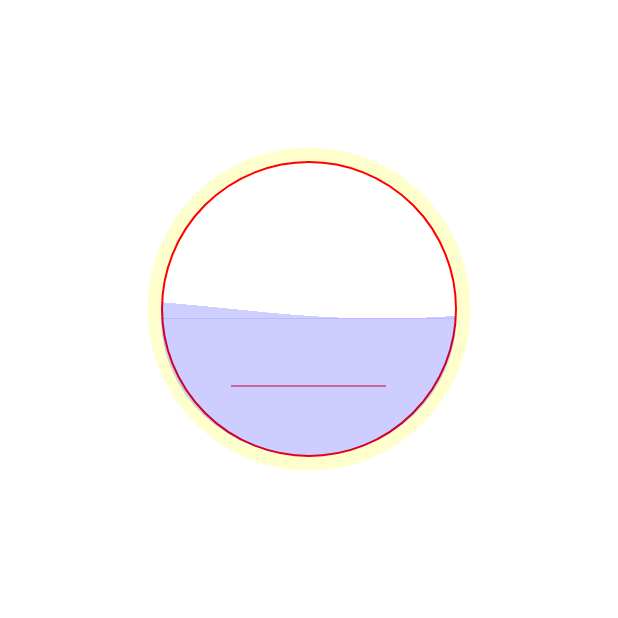
After one commit to doudou000000/NewFunctions, an Android app: the TestCustomCircleWaveActivity screen opened directly, with no data from a screen before it, on a phone screen of 412 x 824 dp, the top half of it. The commit adds this screen. Run offline under Robolectric (Android 15) with nearby library versions, the phone set to English and light mode, and no system bars; 1 statement that could not run was skipped.

Commit message:
第三个版本

```diff
--- a/app/src/main/AndroidManifest.xml
+++ b/app/src/main/AndroidManifest.xml
@@ -82,6 +82,8 @@
         </activity>
         <activity android:name=".test_pull2refresh.TestPull2RefreshActivity">
         </activity>
+        <activity android:name=".custom_view.TestCustomCircleWaveActivity">
+        </activity>
     </application>
 
 </manifest>
--- /dev/null
+++ b/app/src/main/java/cpf/com/testlauncher/custom_view/CustomWaveView.java
@@ -0,0 +1,335 @@
+package cpf.com.testlauncher.custom_view;
+
+import android.content.Context;
+import android.graphics.Canvas;
+import android.graphics.Color;
+import android.graphics.Paint;
+import android.graphics.Path;
+import android.graphics.RectF;
+import android.os.Handler;
+import android.os.Parcel;
+import android.os.Parcelable;
+import android.support.annotation.Nullable;
+import android.util.AttributeSet;
+import android.view.View;
+
+/**
+ * Created by Administrator on 2017/3/16.
+ */
+
+public class CustomWaveView extends View{
+    private Context mContext;
+
+    private int mScreenWidth;
+    private int mScreenHeight;
+
+    private Paint mRingPaint;
+    private Paint mCirclePaint;
+    private Paint mWavePaint;
+    private Paint linePaint;
+    private Paint flowPaint;
+    private Paint leftPaint;
+
+    private int mRingSTROKEWidth = 15;
+    private int mCircleSTROKEWidth = 2;
+    private int mLineSTROKEWidth = 1;
+
+    private int mCircleColor = Color.RED;
+    private int mRingColor = Color.YELLOW;
+    private int mWaveColor = Color.BLUE;
+
+    private Handler mHandler;
+    private long c = 0L;
+    private boolean mStarted = false;
+    private final float f = 0.033F;
+    private int mAlpha = 50;// 透明度
+    private float mAmplitude = 10.0F; // 振幅
+    private float mWateLevel = 0.5F;// 水高(0~1)
+    private Path mPath;
+
+    private String flowNum = 1024 + "M";
+    private String flowLeft = "还剩余";
+
+    /**
+     * @param context
+     */
+    public CustomWaveView(Context context) {
+        super(context);
+        // TODO Auto-generated constructor stub
+        mContext = context;
+        init(mContext);
+    }
+
+    /**
+     * @param context
+     * @param attrs
+     */
+    public CustomWaveView(Context context, AttributeSet attrs) {
+        super(context, attrs);
+        // TODO Auto-generated constructor stub
+        mContext = context;
+        init(mContext);
+    }
+
+    /**
+     * @param context
+     * @param attrs
+     * @param defStyleAttr
+     */
+    public CustomWaveView(Context context, AttributeSet attrs, int defStyleAttr) {
+        super(context, attrs, defStyleAttr);
+        // TODO Auto-generated constructor stub
+        mContext = context;
+        init(mContext);
+    }
+
+    private void init(Context context) {
+        mRingPaint = new Paint();
+        mRingPaint.setColor(mRingColor);
+        mRingPaint.setAlpha(50);
+        mRingPaint.setStyle(Paint.Style.STROKE);
+        mRingPaint.setAntiAlias(true);
+        mRingPaint.setStrokeWidth(mRingSTROKEWidth);
+
+        mCirclePaint = new Paint();
+        mCirclePaint.setColor(mCircleColor);
+        mCirclePaint.setStyle(Paint.Style.STROKE);
+        mCirclePaint.setAntiAlias(true);
+        mCirclePaint.setStrokeWidth(mCircleSTROKEWidth);
+
+        linePaint = new Paint();
+        linePaint.setColor(mCircleColor);
+        linePaint.setStyle(Paint.Style.STROKE);
+        linePaint.setAntiAlias(true);
+        linePaint.setStrokeWidth(mLineSTROKEWidth);
+
+//        flowPaint = new Paint();
+//        flowPaint.setColor(mCircleColor);
+//        flowPaint.setStyle(Paint.Style.FILL);
+//        flowPaint.setAntiAlias(true);
+//        flowPaint.setTextSize(36);
+//
+//        leftPaint = new Paint();
+//        leftPaint.setColor(mCircleColor);
+//        leftPaint.setStyle(Paint.Style.FILL);
+//        leftPaint.setAntiAlias(true);
+//        leftPaint.setTextSize(18);
+
+        mWavePaint = new Paint();
+        mWavePaint.setStrokeWidth(1.0F);
+        mWavePaint.setColor(mWaveColor);
+        mWavePaint.setAlpha(mAlpha);
+        mPath = new Path();
+
+        mHandler = new Handler() {
+            @Override
+            public void handleMessage(android.os.Message msg) {
+                if (msg.what == 0) {
+                    invalidate();
+                    if (mStarted) {
+                        // 不断发消息给自己，使自己不断被重绘
+                        mHandler.sendEmptyMessageDelayed(0, 60L);
+                    }
+                }
+            }
+        };
+    }
+
+    @Override
+    protected void onMeasure(int widthMeasureSpec, int heightMeasureSpec) {
+        int width = measure(widthMeasureSpec, true);
+        int height = measure(heightMeasureSpec, false);
+        if (width < height) {
+            setMeasuredDimension(width, width);
+        } else {
+            setMeasuredDimension(height, height);
+        }
+
+    }
+
+    /**
+     * @category 测量
+     * @param measureSpec
+     * @param isWidth
+     * @return
+     */
+    private int measure(int measureSpec, boolean isWidth) {
+        int result;
+        int mode = MeasureSpec.getMode(measureSpec);
+        int size = MeasureSpec.getSize(measureSpec);
+        int padding = isWidth ? getPaddingLeft() + getPaddingRight()
+                : getPaddingTop() + getPaddingBottom();
+        if (mode == MeasureSpec.EXACTLY) {
+            result = size;
+        } else {
+            result = isWidth ? getSuggestedMinimumWidth()
+                    : getSuggestedMinimumHeight();
+            result += padding;
+            if (mode == MeasureSpec.AT_MOST) {
+                if (isWidth) {
+                    result = Math.max(result, size);
+                } else {
+                    result = Math.min(result, size);
+                }
+            }
+        }
+        return result;
+    }
+
+    @Override
+    protected void onSizeChanged(int w, int h, int oldw, int oldh) {
+        // TODO Auto-generated method stub
+        super.onSizeChanged(w, h, oldw, oldh);
+        mScreenWidth = w;
+        mScreenHeight = h;
+    }
+
+    @Override
+    protected void onDraw(Canvas canvas) {
+        // TODO Auto-generated method stub
+        super.onDraw(canvas);
+        // 得到控件的宽高
+        int width = getWidth();
+        int height = getHeight();
+//        setBackgroundColor(mContext.getResources().getColor(
+//                R.color.holo_purple2));
+
+        canvas.drawCircle(mScreenWidth / 2, mScreenHeight / 2,
+                mScreenWidth / 4, mRingPaint);
+
+        canvas.drawCircle(mScreenWidth / 2, mScreenHeight / 2, mScreenWidth / 4
+                - mRingSTROKEWidth / 2, mCirclePaint);
+        canvas.drawLine(mScreenWidth * 3 / 8, mScreenHeight * 5 / 8,
+                mScreenWidth * 5 / 8, mScreenHeight * 5 / 8, linePaint);
+//        float num = flowPaint.measureText(flowNum);
+//        canvas.drawText(flowNum, mScreenWidth * 4 / 8 - num / 2,
+//                mScreenHeight * 4 / 8, flowPaint);
+//        float left = leftPaint.measureText(flowLeft);
+//        canvas.drawText(flowLeft, mScreenWidth * 4 / 8 - left / 2,
+//                mScreenHeight * 3 / 8, leftPaint);
+
+        // 如果未开始（未调用startWave方法）,绘制一个扇形
+        if ((!mStarted) || (mScreenWidth == 0) || (mScreenHeight == 0)) {
+            RectF oval = new RectF(mScreenWidth / 4,
+                    mScreenHeight / 4, mScreenWidth * 3
+                    / 4, mScreenHeight * 3 / 4);// 设置个新的长方形，扫描测量
+            canvas.drawArc(oval, 0, 180, true, mWavePaint);
+            return;
+        }
+        // 绘制,即水面静止时的高度
+        RectF oval = new RectF(mScreenWidth / 4 + mRingSTROKEWidth / 2,
+                mScreenHeight / 4 + mRingSTROKEWidth / 2 + mAmplitude * 2,
+                mScreenWidth * 3 / 4 - mRingSTROKEWidth / 2, mScreenHeight * 3
+                / 4 - mRingSTROKEWidth / 2);// 设置个新的长方形，扫描测量
+        canvas.drawArc(oval, 0, 180, true, mWavePaint);
+
+        if (this.c >= 8388607L) {
+            this.c = 0L;
+        }
+        // 每次onDraw时c都会自增
+        c = (1L + c);
+        float f1 = mScreenHeight * (1.0F - mWateLevel);
+        int top = (int) (f1 + mAmplitude);
+        mPath.reset();
+        int startX = mScreenWidth / 2 - mScreenWidth / 4 + mRingSTROKEWidth / 2;
+        // 波浪效果
+        while (startX < mScreenWidth / 2 + mScreenWidth / 4 - mRingSTROKEWidth
+                / 2) {
+            int startY = (int) (f1 - mAmplitude
+                    * Math.sin(Math.PI
+                    * (2.0F * (startX + this.c * width * this.f))
+                    / width));
+            canvas.drawLine(startX, startY, startX, top, mWavePaint);
+            startX++;
+        }
+        canvas.restore();
+    }
+
+//    @Override
+//    public Parcelable onSaveInstanceState() {
+//        // Force our ancestor class to save its state
+//        Parcelable superState = super.onSaveInstanceState();
+//        SavedState ss = new SavedState(superState);
+//        ss.progress = (int) c;
+//        return ss;
+//    }
+//
+//    @Override
+//    public void onRestoreInstanceState(Parcelable state) {
+//        SavedState ss = (SavedState) state;
+//        super.onRestoreInstanceState(ss.getSuperState());
+//        c = ss.progress;
+//    }
+//
+//    @Override
+//    protected void onAttachedToWindow() {
+//        super.onAttachedToWindow();
+//        // 关闭硬件加速，防止异常unsupported operation exception
+//        this.setLayerType(View.LAYER_TYPE_SOFTWARE, null);
+//    }
+//
+//    @Override
+//    protected void onDetachedFromWindow() {
+//        super.onDetachedFromWindow();
+//    }
+
+    /**
+     * @category 开始波动
+     */
+    public void startWave() {
+        if (!mStarted) {
+            this.c = 0L;
+            mStarted = true;
+            this.mHandler.sendEmptyMessage(0);
+        }
+    }
+//
+//    /**
+//     * @category 停止波动
+//     */
+//    public void stopWave() {
+//        if (mStarted) {
+//            this.c = 0L;
+//            mStarted = false;
+//            this.mHandler.removeMessages(0);
+//        }
+//    }
+
+//    /**
+//     * @category 保存状态
+//     */
+//    static class SavedState extends BaseSavedState {
+//        int progress;
+//
+//        /**
+//         * Constructor called from {@link ProgressBar#onSaveInstanceState()}
+//         */
+//        SavedState(Parcelable superState) {
+//            super(superState);
+//        }
+//
+//        /**
+//         * Constructor called from {@link #CREATOR}
+//         */
+//        private SavedState(Parcel in) {
+//            super(in);
+//            progress = in.readInt();
+//        }
+//
+//        @Override
+//        public void writeToParcel(Parcel out, int flags) {
+//            super.writeToParcel(out, flags);
+//            out.writeInt(progress);
+//        }
+
+//        public static final Parcelable.Creator<savedstate> CREATOR = new Parcelable.Creator<savedstate>() {
+//            public SavedState createFromParcel(Parcel in) {
+//                return new SavedState(in);
+//            }
+//
+//            public SavedState[] newArray(int size) {
+//                return new SavedState[size];
+//            }
+//        };
+//    }
+}
--- /dev/null
+++ b/app/src/main/java/cpf/com/testlauncher/custom_view/TestCustomCircleWaveActivity.java
@@ -0,0 +1,24 @@
+package cpf.com.testlauncher.custom_view;
+
+import android.app.Activity;
+import android.os.Bundle;
+import android.support.annotation.Nullable;
+
+import cpf.com.testlauncher.R;
+
+/**
+ * Created by Administrator on 2017/3/16.
+ */
+
+public class TestCustomCircleWaveActivity extends Activity {
+
+    CustomWaveView customWaveView;
+
+    @Override
+    protected void onCreate(@Nullable Bundle savedInstanceState) {
+        super.onCreate(savedInstanceState);
+        setContentView(R.layout.test_circle_wave_layout);
+        customWaveView = (CustomWaveView)findViewById(R.id.test_custom_circle_view);
+        customWaveView.startWave();
+    }
+}
--- a/app/src/main/java/cpf/com/testlauncher/custom_view/TestCustomViewActivity.java
+++ b/app/src/main/java/cpf/com/testlauncher/custom_view/TestCustomViewActivity.java
@@ -13,7 +13,7 @@ import cpf.com.testlauncher.R;
  */
 public class TestCustomViewActivity extends Activity implements View.OnClickListener {
 
-    Button circleBtn,codeBtn,topbarBtn,editextBtn,bezierBtn,waveBtn;
+    Button circleBtn,codeBtn,topbarBtn,editextBtn,bezierBtn,waveBtn,circleWaveBtn;
 
     @Override
     protected void onCreate(Bundle savedInstanceState) {
@@ -34,7 +34,8 @@ public class TestCustomViewActivity extends Activity implements View.OnClickList
         editextBtn = (Button)findViewById(R.id.test_custom_editext_btn);
         bezierBtn = (Button)findViewById(R.id.test_bezier_btn);
         waveBtn = (Button)findViewById(R.id.test_wave_btn);
-//        btn4 = (Button)findViewById(R.id.button5);
+        circleWaveBtn = (Button)findViewById(R.id.test_cicle_wave_btn);
+
 //        btn5 = (Button)findViewById(R.id.button6);
 //        btn6 = (Button)findViewById(R.id.button7);
 //        btn7 = (Button)findViewById(R.id.button8);
@@ -53,7 +54,7 @@ public class TestCustomViewActivity extends Activity implements View.OnClickList
         editextBtn.setOnClickListener(this);
         bezierBtn.setOnClickListener(this);
         waveBtn.setOnClickListener(this);
-//        btn4.setOnClickListener(this);
+        circleWaveBtn.setOnClickListener(this);
 //        btn5.setOnClickListener(this);
 //        btn6.setOnClickListener(this);
 //        btn7.setOnClickListener(this);
@@ -87,9 +88,9 @@ public class TestCustomViewActivity extends Activity implements View.OnClickList
             case R.id.test_wave_btn:
                 switch2activity(TestWaveActivity.class);
                 break;
-//            case R.id.button8:
-//                switch2activity(TestNavigationViewActivity.class);
-//                break;
+            case R.id.test_cicle_wave_btn:
+                switch2activity(TestCustomCircleWaveActivity.class);
+                break;
 //            case R.id.button13:
 //                switch2activity(TestCollapsingToolBarLayout.class);
 //                break;
--- /dev/null
+++ b/app/src/main/res/layout/test_circle_wave_layout.xml
@@ -0,0 +1,14 @@
+<?xml version="1.0" encoding="utf-8"?>
+<LinearLayout xmlns:android="http://schemas.android.com/apk/res/android"
+    xmlns:tools="http://schemas.android.com/tools"
+    android:layout_width="match_parent"
+    android:layout_height="match_parent"
+    android:orientation="vertical"
+    tools:context="cpf.com.testlauncher.MainActivity">
+
+    <cpf.com.testlauncher.custom_view.CustomWaveView
+        android:id="@+id/test_custom_circle_view"
+        android:layout_width="match_parent"
+        android:layout_height="match_parent" />
+
+</LinearLayout>
--- a/app/src/main/res/layout/test_custom_view_layout.xml
+++ b/app/src/main/res/layout/test_custom_view_layout.xml
@@ -60,15 +60,15 @@
                 app:layout_constraintTop_toBottomOf="@+id/button6"
                 app:layout_constraintLeft_toLeftOf="@+id/button5" />
 
-            <!--<Button-->
-                <!--android:text="测试NavigationView"-->
-                <!--android:layout_width="match_parent"-->
-                <!--android:layout_height="wrap_content"-->
-                <!--android:id="@+id/button8"-->
-                <!--app:layout_constraintRight_toRightOf="@+id/button6"-->
-                <!--android:layout_marginTop="16dp"-->
-                <!--app:layout_constraintTop_toBottomOf="@+id/button7"-->
-                <!--app:layout_constraintLeft_toLeftOf="@+id/button6" />-->
+            <Button
+                android:text="测试圆形水波纹"
+                android:layout_width="match_parent"
+                android:layout_height="wrap_content"
+                android:id="@+id/test_cicle_wave_btn"
+                app:layout_constraintRight_toRightOf="@+id/button6"
+                android:layout_marginTop="16dp"
+                app:layout_constraintTop_toBottomOf="@+id/button7"
+                app:layout_constraintLeft_toLeftOf="@+id/button6" />
 
             <!--<Button-->
                 <!--android:text="测试CollapsingToolbarLayout"-->
```
